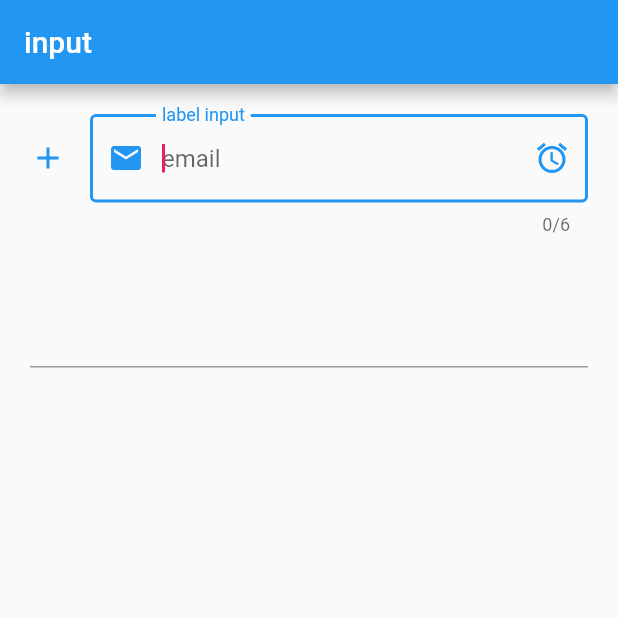
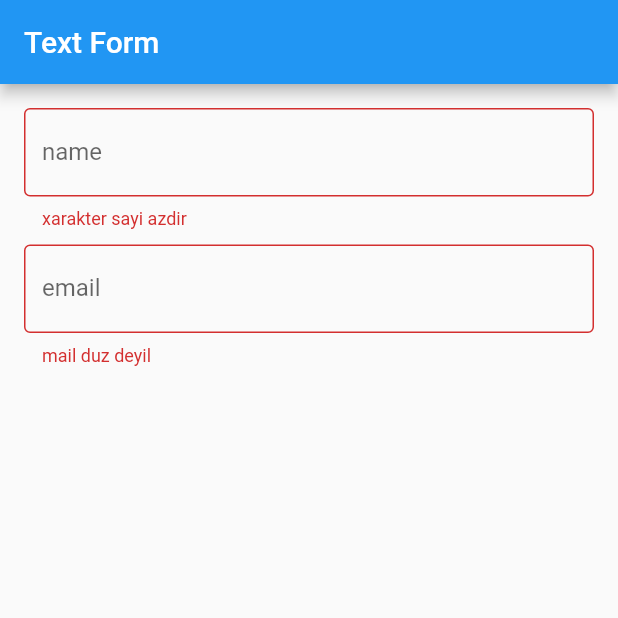
Before and after one commit to gurbangurbanzade/Flutter-Projects, a Flutter app: the screen it shows after launch, on a phone screen of 412 x 824 dp, the top half of it. Run offline on Flutter 3.47's test engine with Material 2 defaults, Android fonts, the light colour scheme and no system bars; our stand-ins replace email_validator, palette_generator; missing offline and left inert: dart:ffi.

Commit message:
textFormField example

```diff
--- a/l_05_input_widgets/lib/01_textField.dart
+++ b/l_05_input_widgets/lib/01_textField.dart
@@ -1,7 +1,30 @@
 import 'package:flutter/material.dart';
 
-class TextFieldExample extends StatelessWidget {
+class TextFieldExample extends StatefulWidget {
   const TextFieldExample({super.key});
+
+  @override
+  State<TextFieldExample> createState() => _TextFieldExampleState();
+}
+
+class _TextFieldExampleState extends State<TextFieldExample> {
+  late TextEditingController _emailController;
+
+  @override
+  void initState() {
+    // TODO: implement initState
+
+    super.initState();
+    _emailController = TextEditingController(text: "gurban@mail.com");
+  }
+
+  @override
+  void dispose() {
+    // TODO: implement dispose
+    _emailController.dispose();
+
+    super.dispose();
+  }
 
   @override
   Widget build(BuildContext context) {
@@ -16,9 +39,10 @@ class TextFieldExample extends StatelessWidget {
               child: TextField(
                 keyboardType: TextInputType.number,
                 textInputAction: TextInputAction.next,
+                controller: _emailController,
                 autofocus: true,
                 // maxLines: 5,
-                maxLength: 6,
+                maxLength: 10,
                 cursorColor: Colors.pink,
                 decoration: InputDecoration(
                     labelText: "label input",
@@ -42,8 +66,16 @@ class TextFieldExample extends StatelessWidget {
                 textInputAction: TextInputAction.next,
               ),
             ),
-            Text("")
+            Text(_emailController.text),
           ],
+        ),
+        floatingActionButton: FloatingActionButton(
+          onPressed: () {
+            setState(() {
+              _emailController.text = "gurban@gmail.com";
+            });
+          },
+          child: Icon(Icons.edit),
         ));
   }
 }
--- /dev/null
+++ b/l_05_input_widgets/lib/02_textFormField.dart
@@ -0,0 +1,62 @@
+import 'package:flutter/material.dart';
+import 'package:email_validator/email_validator.dart';
+
+class TextFormFieldExample extends StatefulWidget {
+  const TextFormFieldExample({super.key});
+
+  @override
+  State<TextFormFieldExample> createState() => _TextFormFieldExampleState();
+}
+
+class _TextFormFieldExampleState extends State<TextFormFieldExample> {
+  @override
+  Widget build(BuildContext context) {
+    return Scaffold(
+      appBar: AppBar(
+        title: Text("Text Form"),
+      ),
+      body: SingleChildScrollView(
+        child: Padding(
+          padding: const EdgeInsets.all(16.0),
+          child: Form(
+            autovalidateMode: AutovalidateMode.always,
+            child: Column(
+              children: [
+                TextFormField(
+                  // initialValue: "gurbangurbanzada",
+                  decoration: InputDecoration(
+                      labelText: "name",
+                      hintText: "name",
+                      border: OutlineInputBorder()),
+                  validator: (value) {
+                    if (value!.length < 4) {
+                      return "xarakter sayi azdir";
+                    } else
+                      return null;
+                  },
+                ),
+                SizedBox(
+                  height: 10,
+                ),
+                TextFormField(
+                  // initialValue: "gurban@mail.com",
+                  keyboardType: TextInputType.emailAddress,
+                  decoration: InputDecoration(
+                      labelText: "email",
+                      hintText: "email",
+                      border: OutlineInputBorder()),
+                  validator: (value) {
+                    if (!EmailValidator.validate(value!)) {
+                      return "mail duz deyil";
+                    } else
+                      return null;
+                  },
+                ),
+              ],
+            ),
+          ),
+        ),
+      ),
+    );
+  }
+}
--- a/l_05_input_widgets/lib/main.dart
+++ b/l_05_input_widgets/lib/main.dart
@@ -1,5 +1,5 @@
 import 'package:flutter/material.dart';
-import '01_textField.dart';
+import 'package:l_05_input_widgets/02_textFormField.dart';
 
 void main() {
   runApp(const MyApp());
@@ -13,7 +13,7 @@ class MyApp extends StatelessWidget {
   Widget build(BuildContext context) {
     return MaterialApp(
       home: Scaffold(
-        body: TextFieldExample(),
+        body: TextFormFieldExample(),
       ),
     );
   }
--- a/l_05_input_widgets/pubspec.yaml
+++ b/l_05_input_widgets/pubspec.yaml
@@ -34,6 +34,7 @@ dependencies:
   # The following adds the Cupertino Icons font to your application.
   # Use with the CupertinoIcons class for iOS style icons.
   cupertino_icons: ^1.0.2
+  email_validator: ^2.1.1
 
 dev_dependencies:
   flutter_test:
```
Also changed, not shown: l_05_input_widgets/pubspec.lock.
